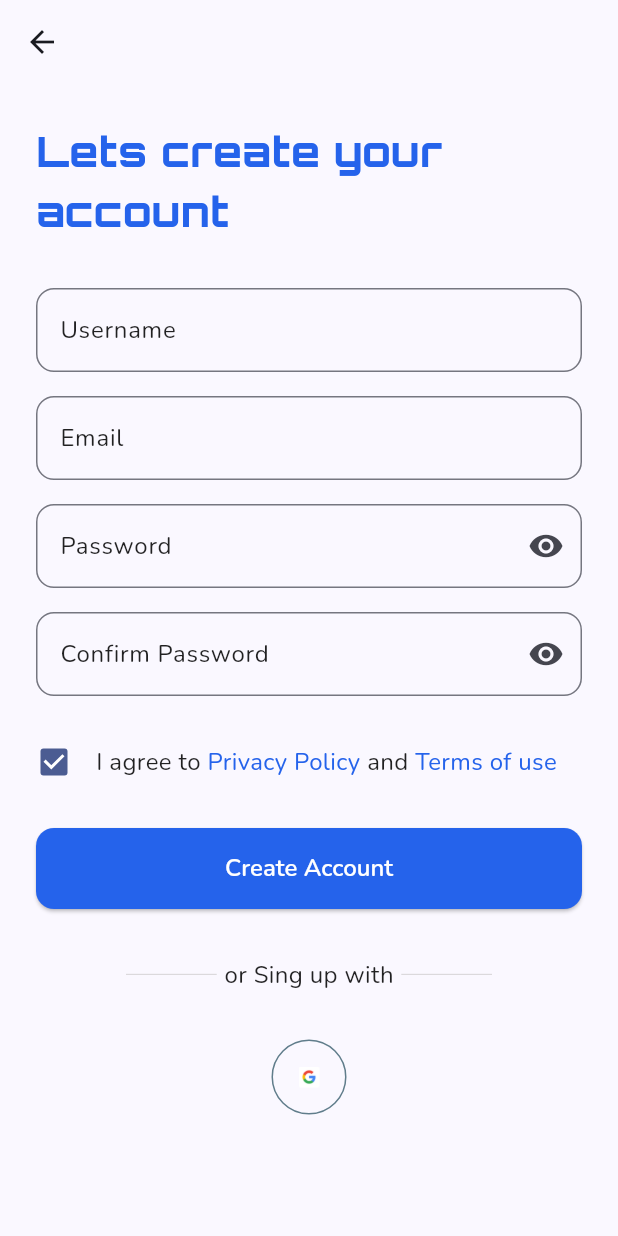
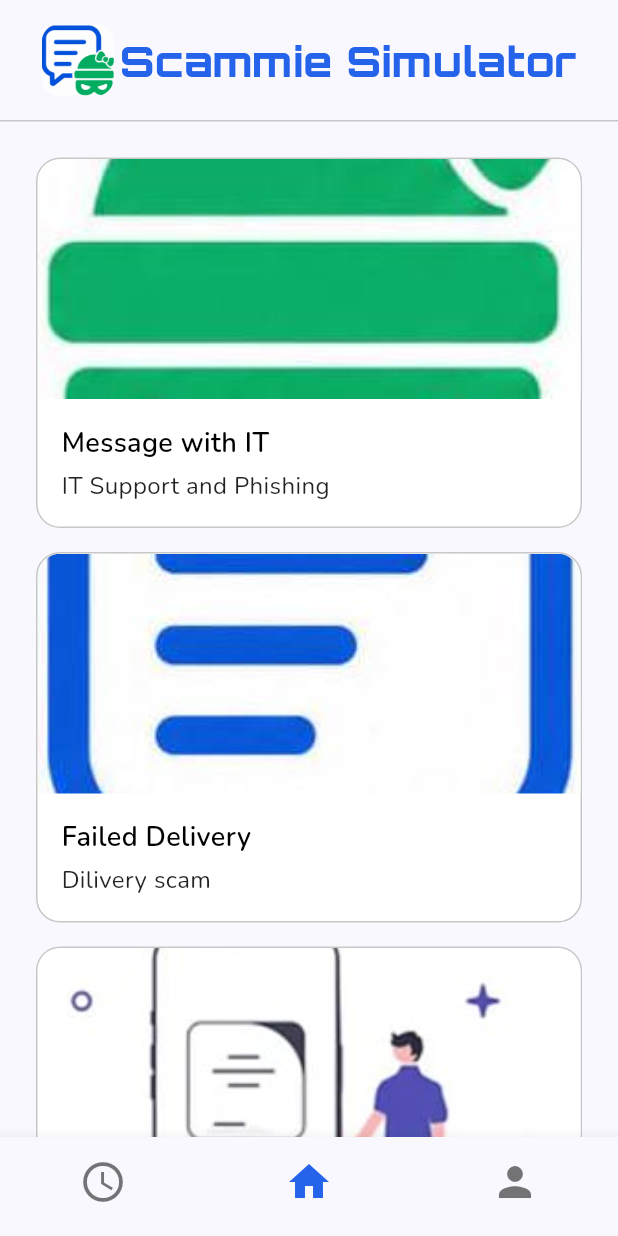
Before and after one commit to Maridenn/Scammie, a Flutter app: the SignUpScreen screen opened directly, after a tap on "Create Account", on a phone screen of 412 x 824 dp. Run offline on Flutter 3.47's test engine with Material 3 defaults, Android fonts, the phone set to English and light mode, and no system bars; our stand-ins replace firebase_core, get, google_fonts, smooth_page_indicator; accounts and stored records are empty.

Commit message:
screen: dashbaord and fixes: logo porportion and getx

```diff
--- a/lib/main.dart
+++ b/lib/main.dart
@@ -1,12 +1,9 @@
 import 'package:flutter/material.dart';
 import 'package:get/get.dart';
-
 import 'package:firebase_core/firebase_core.dart';
 import 'firebase_options.dart';
-
 import './ui/screens/welcome_screen.dart';
 import './ui/theme/app_theme.dart';
-
 
 void main() async {
   // Required because we await something before runApp.
@@ -20,17 +17,10 @@ class ScammieApp extends StatelessWidget {
 
   @override
   Widget build(BuildContext context) {
-    return MaterialApp(
+    return GetMaterialApp(
       debugShowCheckedModeBanner: false,
       theme: AppTheme.theme,
       home: Welcomescreen(),
     );
   }
 }
-// void main() {
-//   runApp(GetMaterialApp(
-//     debugShowCheckedModeBanner: false,
-//     theme: AppTheme.theme,
-//     home: const Welcomescreen(),
-//   ));
-// }
--- /dev/null
+++ b/lib/models/dashboard_items.dart
@@ -0,0 +1,11 @@
+class DashboardItem {
+  final String image;
+  final String heading;
+  final String subHeading;
+
+  DashboardItem({
+    required this.image,
+    required this.heading,
+    required this.subHeading,
+  });
+}
--- a/lib/ui/controllers/welcome_page_controller.dart
+++ b/lib/ui/controllers/welcome_page_controller.dart
@@ -17,7 +17,7 @@ class WelcomePageController extends GetxController {
 
   void nextPage() {
     if (currentPageIndex.value == 2) {
-      Get.offAll(LoginScreen());
+      Get.offAll(() => const LoginScreen());
     } else {
       int page = currentPageIndex.value + 1;
       pageController.jumpToPage(page);
@@ -28,4 +28,10 @@ class WelcomePageController extends GetxController {
     currentPageIndex.value = 2;
     pageController.jumpToPage(2);
   }
+
+  @override
+  void onClose() {
+    pageController.dispose();
+    super.onClose();
+  }
 }
--- /dev/null
+++ b/lib/ui/screens/dashboard.dart
@@ -0,0 +1,107 @@
+import 'package:flutter/material.dart';
+import '../theme/app_theme.dart';
+import './home.dart';
+
+class DashboardScreen extends StatefulWidget {
+  const DashboardScreen({super.key});
+
+  @override
+  State<DashboardScreen> createState() => _DashboardScreenState();
+}
+
+class _DashboardScreenState extends State<DashboardScreen> {
+  int _selectedIndex = 1;
+
+  void _onNavTap(int index) => setState(() => _selectedIndex = index);
+
+  @override
+  Widget build(BuildContext context) {
+    return Scaffold(
+      body: SafeArea(
+        bottom: false,
+        child: Column(
+          children: [
+            const Header(),
+            Expanded(child: _buildBody()),
+          ],
+        ),
+      ),
+      bottomNavigationBar: BottomNavigationBar(
+        // sticky bottom
+        currentIndex: _selectedIndex,
+        onTap: _onNavTap,
+        showSelectedLabels: false,
+        showUnselectedLabels: false,
+        selectedItemColor: AppTheme.brandColor,
+        unselectedItemColor: Colors.black54,
+        items: const [
+          BottomNavigationBarItem(
+            icon: Icon(Icons.access_time, size: 32),
+            label: "History",
+          ),
+          BottomNavigationBarItem(
+            icon: Icon(Icons.home, size: 32),
+            label: "Home",
+          ),
+          BottomNavigationBarItem(
+            icon: Icon(Icons.person, size: 32),
+            label: "Profile",
+          ),
+        ],
+      ),
+    );
+  }
+
+  Widget _buildBody() {
+    switch (_selectedIndex) {
+      case 0:
+        return const _Placeholder(label: "History coming soon");
+      case 2:
+        return const _Placeholder(label: "Profile coming soon");
+      default:
+        return ScenarioList();
+    }
+  }
+}
+
+class Header extends StatelessWidget {
+  const Header({super.key});
+
+  @override
+  Widget build(BuildContext context) {
+    return Column(
+      children: [
+        Padding(
+          padding: const EdgeInsets.fromLTRB(24, 16, 24, 16),
+          child: Row(
+            mainAxisAlignment: MainAxisAlignment.spaceEvenly,
+            children: [
+              ClipRRect(
+                borderRadius: BorderRadius.circular(12),
+                child: Image.asset(
+                  "assets/images/logo.jpg",
+                  width: 48,
+                  height: 48,
+                  fit: BoxFit.cover,
+                ),
+              ),
+              Text("Scammie Simulator", style: AppTheme.brandName),
+            ],
+          ),
+        ),
+        const Divider(height: 1, color: AppTheme.dividerColor),
+      ],
+    );
+  }
+}
+
+class _Placeholder extends StatelessWidget {
+  const _Placeholder({required this.label});
+
+  final String label;
+
+  @override
+  Widget build(BuildContext context) {
+    return Center(child: Text(label, style: AppTheme.subheading));
+  }
+}
--- /dev/null
+++ b/lib/ui/screens/home.dart
@@ -0,0 +1,92 @@
+import 'package:flutter/material.dart';
+import 'chat_screen.dart';
+import '../../models/dashboard_items.dart';
+import '../theme/app_theme.dart';
+
+// a placeholder before the database
+List<DashboardItem> _scenarios = [
+  DashboardItem(
+    image: "assets/images/hackerPhoto.jpg",
+    heading: "Message with IT",
+    subHeading: "IT Support and Phishing",
+  ),
+  DashboardItem(
+    image: "assets/images/messagePhoto.jpg",
+    heading: "Failed Delivery",
+    subHeading: "Dilivery scam",
+  ),
+  DashboardItem(
+    image: "assets/images/login.jpg",
+    heading: "Easy Job Offer",
+    subHeading: "Telegram Recruiter and Job Scam",
+  ),
+];
+
+class ScenarioList extends StatelessWidget {
+  const ScenarioList();
+
+  @override
+  Widget build(BuildContext context) {
+    return ListView.builder(
+      padding: const EdgeInsets.fromLTRB(24, 24, 24, 24),
+      itemCount: _scenarios.length,
+      itemBuilder: (context, index) => _ScenarioCard(item: _scenarios[index]),
+    );
+  }
+}
+
+class _ScenarioCard extends StatelessWidget {
+  const _ScenarioCard({required this.item});
+
+  final DashboardItem item;
+
+  @override
+  Widget build(BuildContext context) {
+    return Padding(
+      padding: const EdgeInsets.only(bottom: 16),
+      child: Material(
+        color: Colors.white,
+        borderRadius: BorderRadius.circular(16),
+        child: InkWell(
+          borderRadius: BorderRadius.circular(16),
+          onTap: () => Navigator.push(
+            context,
+            MaterialPageRoute(builder: (_) => const ChatScreen()),
+          ),
+          child: Container(
+            decoration: BoxDecoration(
+              borderRadius: BorderRadius.circular(16),
+              border: Border.all(color: AppTheme.dividerColor),
+            ),
+            child: Column(
+              crossAxisAlignment: CrossAxisAlignment.stretch,
+              children: [
+                ClipRRect(
+                  borderRadius: const BorderRadius.vertical(
+                    top: Radius.circular(16),
+                  ),
+                  child: Image.asset(
+                    item.image,
+                    height: 160,
+                    fit: BoxFit.cover,
+                  ),
+                ),
+                Padding(
+                  padding: const EdgeInsets.all(16),
+                  child: Column(
+                    crossAxisAlignment: CrossAxisAlignment.start,
+                    children: [
+                      Text(item.heading, style: AppTheme.heading),
+                      const SizedBox(height: 4),
+                      Text(item.subHeading, style: AppTheme.subheading),
+                    ],
+                  ),
+                ),
+              ],
+            ),
+          ),
+        ),
+      ),
+    );
+  }
+}
--- a/lib/ui/screens/login.dart
+++ b/lib/ui/screens/login.dart
@@ -1,5 +1,5 @@
 import 'package:flutter/material.dart';
-import 'package:get/get.dart';
+import './dashboard.dart';
 import '../screens/sign_up.dart';
 import '../theme/app_theme.dart';
 import '../widgets/form_divider.dart';
@@ -66,7 +66,11 @@ class LoginForm extends StatelessWidget {
             SizedBox(
               width: double.infinity,
               child: ElevatedButton(
-                onPressed: () {},
+                onPressed: () => Navigator.pushAndRemoveUntil(
+                  context,
+                  MaterialPageRoute(builder: (_) => const DashboardScreen()),
+                  (route) => false,
+                ),
                 child: const Text("Sign In"),
               ),
             ),
@@ -74,7 +78,10 @@ class LoginForm extends StatelessWidget {
             SizedBox(
               width: double.infinity,
               child: OutlinedButton(
-                onPressed: () => Get.to(() => const SignUpScreen()),
+                onPressed: () => Navigator.push(
+                  context,
+                  MaterialPageRoute(builder: (_) => const SignUpScreen()),
+                ),
                 child: const Text("Create an account"),
               ),
             ),
--- a/lib/ui/screens/sign_up.dart
+++ b/lib/ui/screens/sign_up.dart
@@ -1,4 +1,5 @@
 import 'package:flutter/material.dart';
+import './dashboard.dart';
 import '../widgets/social_button.dart';
 import '../theme/app_theme.dart';
 import '../widgets/form_divider.dart';
@@ -20,7 +21,7 @@ class SignUpScreen extends StatelessWidget {
               const SizedBox(height: 32),
               SignUpForm(),
               const SizedBox(height: 32),
-              FormDivider(dividerText: "or Sing up with"),
+              FormDivider(dividerText: "or Sign up with"),
               const SizedBox(height: 32),
               const SocialButton(),
             ],
@@ -63,44 +64,48 @@ class SignUpForm extends StatelessWidget {
             ),
           ),
           const SizedBox(height: 32),
-          Row(
-            children: [
-              SizedBox(
-                width: 24,
-                height: 24,
-                child: Checkbox(value: true, onChanged: (value) {}),
-              ),
-              const SizedBox(width: 16),
-              Text.rich(
-                TextSpan(
-                  children: [
-                    TextSpan(
-                      text: "I agree to",
-                      style: AppTheme.subheading,
-                    ),
-                    TextSpan(
-                      text: " Privacy Policy ",
-                      style: AppTheme.subheading.apply(
-                        color: AppTheme.brandColor,
-                      ),
-                    ),
-                    TextSpan(text: "and", style: AppTheme.subheading),
-                    TextSpan(
-                      text: " Terms of use ",
-                      style: AppTheme.subheading.apply(
-                        color: AppTheme.brandColor,
-                      ),
-                    ),
-                  ],
-                ),
-              ),
-            ],
-          ),
+          // Row(
+          //   children: [
+          //     SizedBox(
+          //       width: 24,
+          //       height: 24,
+          //       child: Checkbox(value: true, onChanged: (value) {}),
+          //     ),
+          //     const SizedBox(width: 16),
+          //     Text.rich(
+          //       TextSpan(
+          //         children: [
+          //           TextSpan(
+          //             text: "I agree to",
+          //             style: AppTheme.subheading,
+          //           ),
+          //           TextSpan(
+          //             text: " Privacy Policy ",
+          //             style: AppTheme.subheading.apply(
+          //               color: AppTheme.brandColor,
+          //             ),
+          //           ),
+          //           TextSpan(text: "and", style: AppTheme.subheading),
+          //           TextSpan(
+          //             text: " Terms of use ",
+          //             style: AppTheme.subheading.apply(
+          //               color: AppTheme.brandColor,
+          //             ),
+          //           ),
+          //         ],
+          //       ),
+          //     ),
+          //   ],
+          // ),
           const SizedBox(height: 32),
           SizedBox(
             width: double.infinity,
             child: ElevatedButton(
-              onPressed: () {},
+              onPressed: () => Navigator.pushAndRemoveUntil(
+                  context,
+                  MaterialPageRoute(builder: (_) => const DashboardScreen()),
+                  (route) => false,
+                ),
               child: const Text("Create Account"),
             ),
           ),
--- a/lib/ui/widgets/social_button.dart
+++ b/lib/ui/widgets/social_button.dart
@@ -16,8 +16,8 @@ class SocialButton extends StatelessWidget {
           child: IconButton(
             onPressed: () {},
             icon: const Image(
-              width: 14,
-              height: 14,
+              width: 20,
+              height: 20,
               image: AssetImage("assets/images/google.png"),
             ),
           ),
```
Also changed, not shown: assets/images/google.png, assets/images/hackerPhoto.jpg, assets/images/logo.jpg, assets/images/messagePhoto.jpg.
